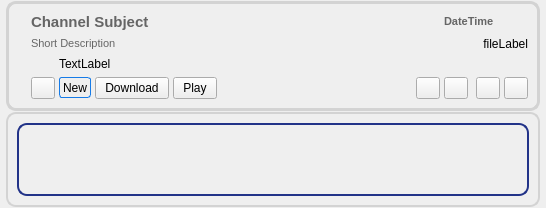
Qt form retroshare-gui/src/gui/feeds/ChanMsgItem.ui (RetroShare/RetroShare) before a commit.
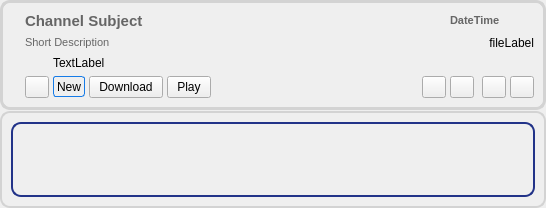
The same form after that commit. Icons and pictures are not drawn.

What changed in the file:
```diff
--- a/retroshare-gui/src/gui/feeds/ChanMsgItem.ui
+++ b/retroshare-gui/src/gui/feeds/ChanMsgItem.ui
@@ -31,24 +31,15 @@
 }</string>
   </property>
   <layout class="QGridLayout" name="gridLayout_4">
-   <property name="leftMargin">
-    <number>6</number>
-   </property>
-   <property name="topMargin">
-    <number>1</number>
-   </property>
-   <property name="rightMargin">
-    <number>6</number>
-   </property>
-   <property name="bottomMargin">
-    <number>1</number>
-   </property>
    <property name="horizontalSpacing">
     <number>6</number>
    </property>
    <property name="verticalSpacing">
     <number>1</number>
    </property>
+   <property name="margin">
+    <number>0</number>
+   </property>
    <item row="0" column="0">
     <widget class="QFrame" name="frame">
      <property name="sizePolicy">
```
